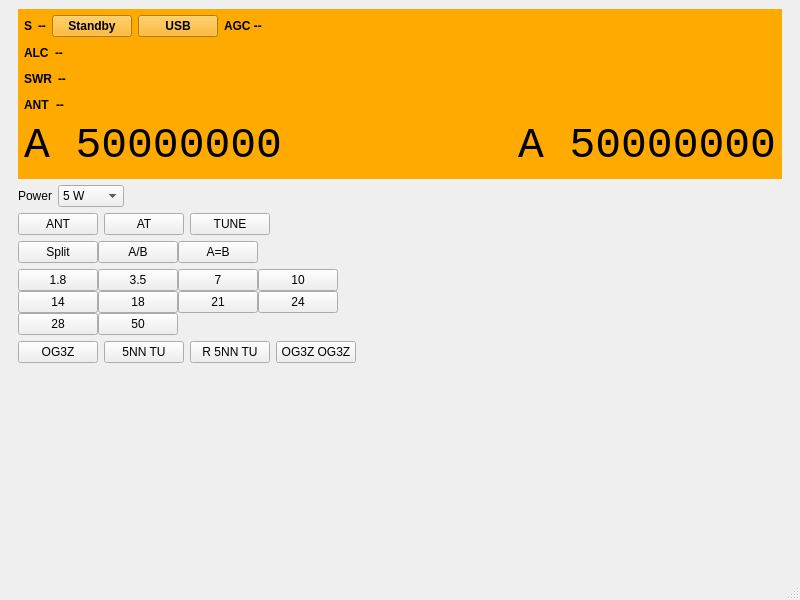
Before: the Qt Designer form mainwindow.ui in eloranta/HamVibe, drawn with Qt 5.
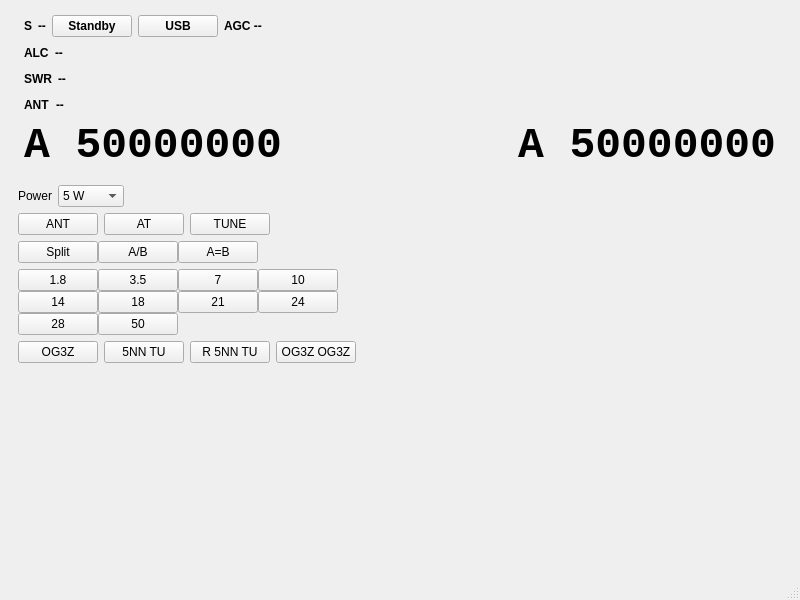
After: the same form once the commit is applied. Custom widgets are drawn as their Qt base class.

Diff of the .ui file:
```diff
--- a/mainwindow.ui
+++ b/mainwindow.ui
@@ -30,9 +30,6 @@
              <bold>true</bold>
             </font>
            </property>
-           <property name="styleSheet">
-            <string>background-color: #ffaa00;</string>
-           </property>
            <layout class="QVBoxLayout" name="freqSectionLayout">
             <property name="topMargin">
              <number>6</number>
```
